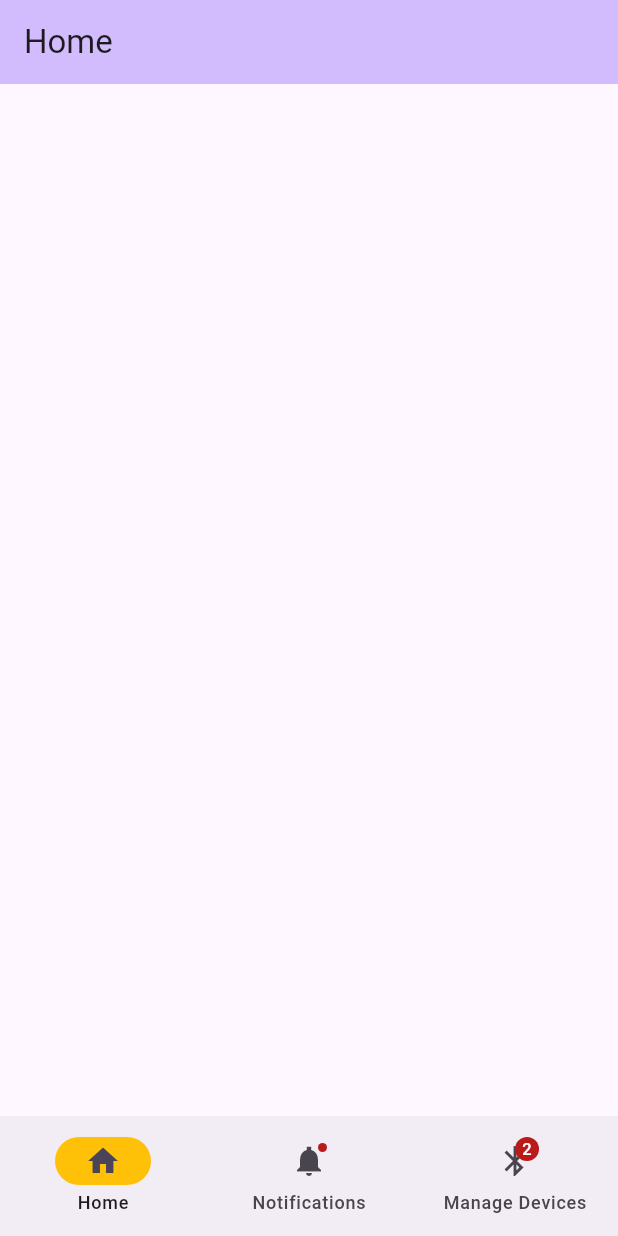
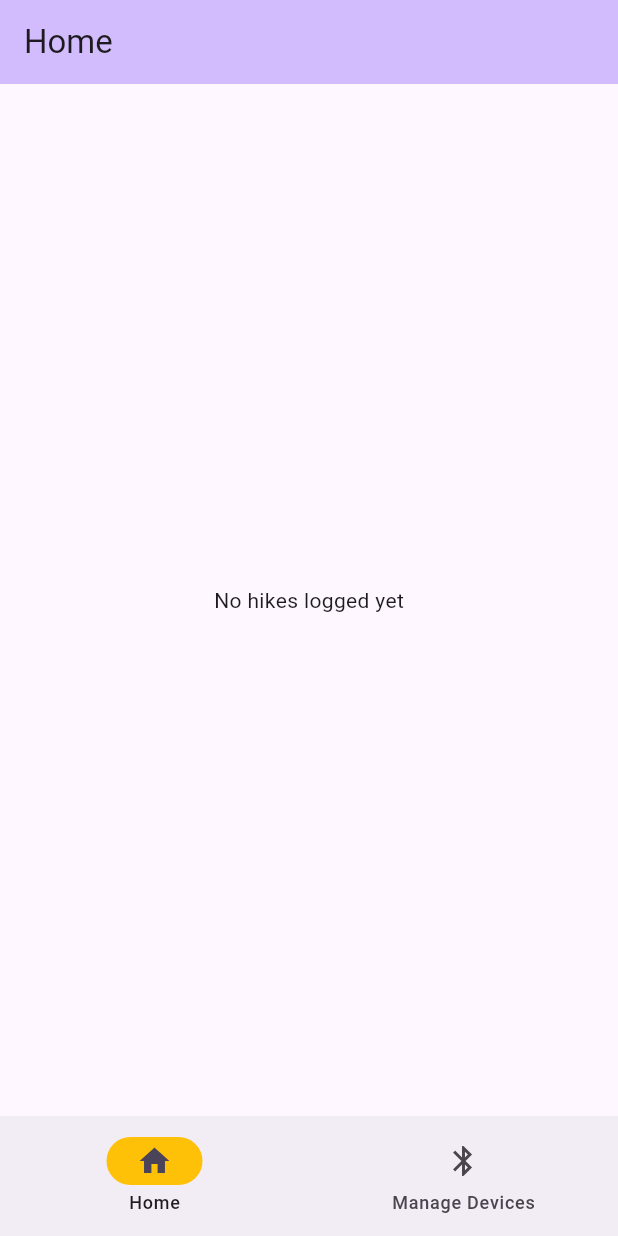
Before and after one commit to ethmacc/CASA0022_TerRanger, a Flutter app: the screen it shows after launch, on a phone screen of 412 x 824 dp. Run offline on Flutter 3.47's test engine with Material 3 defaults, Android fonts, the phone set to English and light mode, and no system bars; our stand-ins replace permission_handler; missing offline and left inert: flutter_reactive_ble.

Commit message:
Feat: add full bottom navbar functionality and device connected green badge

```diff
--- a/smarthiking_app/lib/main.dart
+++ b/smarthiking_app/lib/main.dart
@@ -2,12 +2,14 @@ import 'package:flutter/material.dart';
 import 'package:smarthiking_app/screens/home.dart';
 import 'package:provider/provider.dart';
 import 'package:smarthiking_app/models/conn_manager.dart';
+import 'package:smarthiking_app/models/current_page.dart';
 
 void main() {
   runApp(
     MultiProvider(
       providers: [
-        ChangeNotifierProvider(create: (context) => ConnManager())
+        ChangeNotifierProvider(create: (context) => ConnManager()),
+        ChangeNotifierProvider(create: (context) => CurrentPage())
       ],
       child: const App()),
     );
--- a/smarthiking_app/lib/models/conn_manager.dart
+++ b/smarthiking_app/lib/models/conn_manager.dart
@@ -34,6 +34,7 @@ class ConnManager extends ChangeNotifier {
     _connectSub?.cancel();
     _scanSub?.cancel();
     connected = false;
+    scanning = false;
     notifyListeners();
   }
 
--- /dev/null
+++ b/smarthiking_app/lib/models/current_page.dart
@@ -0,0 +1,11 @@
+import 'package:flutter/material.dart';
+
+class CurrentPage extends ChangeNotifier {
+  int pageIndex = 0;
+  int get getIndex => pageIndex;
+
+  void setPage(int pageNum) {
+    pageIndex = pageNum;
+    notifyListeners();
+  }
+}
--- a/smarthiking_app/lib/screens/home.dart
+++ b/smarthiking_app/lib/screens/home.dart
@@ -16,11 +16,12 @@ class _HomePageState extends State<HomePage> {
         backgroundColor: Theme.of(context).colorScheme.inversePrimary,
         title: Text('Home'),
       ),
-      bottomNavigationBar: bottomNavbar,
+      bottomNavigationBar: BottomNavbar(),
       body: Center(
         child: Column(
           mainAxisAlignment: MainAxisAlignment.center,
           children: <Widget>[
+            Text('No hikes logged yet')
           ],
         ),
       ),
--- a/smarthiking_app/lib/widgets/bottom_navbar.dart
+++ b/smarthiking_app/lib/widgets/bottom_navbar.dart
@@ -1,25 +1,48 @@
 import 'package:flutter/material.dart';
+import 'package:smarthiking_app/models/current_page.dart';
+import 'package:smarthiking_app/models/conn_manager.dart';
+import 'package:provider/provider.dart';
+import 'package:smarthiking_app/screens/scan.dart';
+import 'package:smarthiking_app/screens/home.dart';
 
-NavigationBar bottomNavbar = NavigationBar(
+class BottomNavbar extends StatelessWidget{
+  const BottomNavbar({super.key});
+
+  @override
+  Widget build(BuildContext context) {
+    CurrentPage currentPage = Provider.of<CurrentPage>(context, listen:false);
+    ConnManager connManager = Provider.of<ConnManager>(context, listen:false);
+
+    return NavigationBar(
       onDestinationSelected: (int index) {
-    //TODO: set current page here
+        currentPage.setPage(index);
+        switch (index){
+          case 0:
+            Navigator.push(
+              context,
+              MaterialPageRoute(builder: (context) => const HomePage())
+            );
+          case 1:
+            Navigator.push(
+              context,
+              MaterialPageRoute(builder: (context) => const ScanPage())
+            );
+        }
       },
       indicatorColor: Colors.amber,
-  selectedIndex: 0,
-  destinations: const <Widget>[
+      selectedIndex: currentPage.getIndex,
+      destinations: <Widget>[
         NavigationDestination(
           selectedIcon: Icon(Icons.home),
           icon: Icon(Icons.home_outlined),
           label: 'Home',
         ),
         NavigationDestination(
-      icon: Badge(child: Icon(Icons.notifications_sharp)),
-      label: 'Notifications',
-    ),
-    NavigationDestination(
-      icon: Badge(label: Text('2'), child: Icon(Icons.bluetooth)),
+          icon: !connManager.isConnected ? Icon(Icons.bluetooth) : Badge(backgroundColor:Colors.green, child: Icon(Icons.bluetooth)),
           label: 'Manage Devices'
           ,
         ),
       ],
     );
+  }
+}
```
Also changed, not shown: smarthiking_app/lib/screens/scan.dart (+12 -1 lines). Lines whose indentation alone changed are shown as unchanged.
